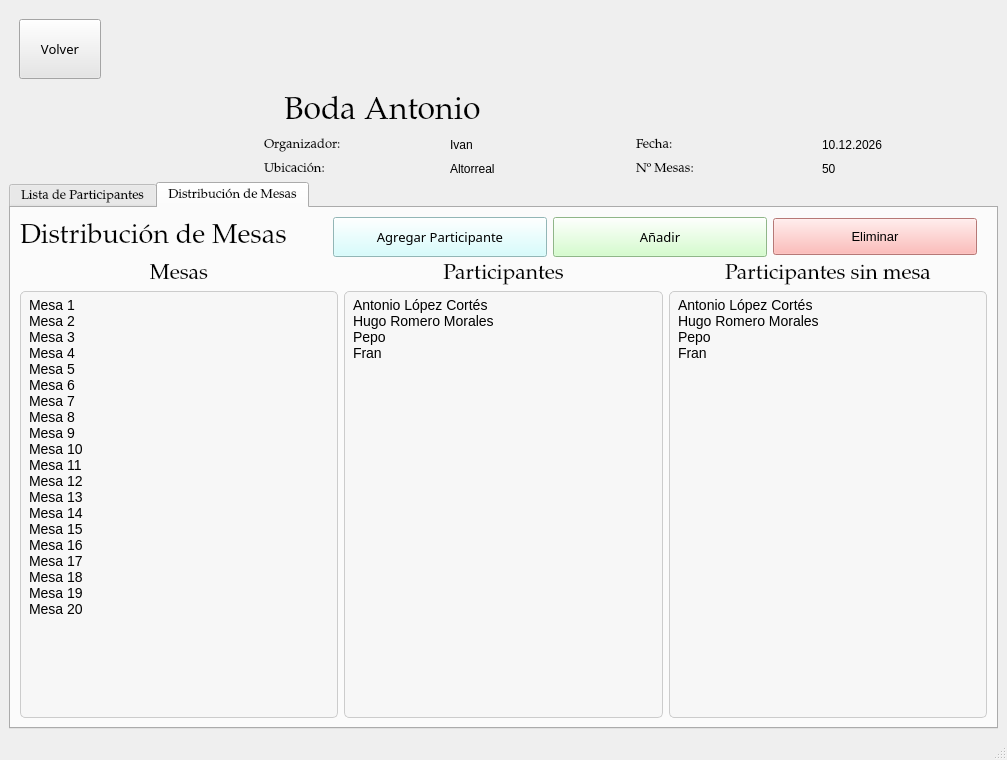
The window that src/ui/GestionDeEventos.ui (IvanJesusCorbalanPascual/Gestor-de-Eventos) describes before a commit, drawn with Qt 5.
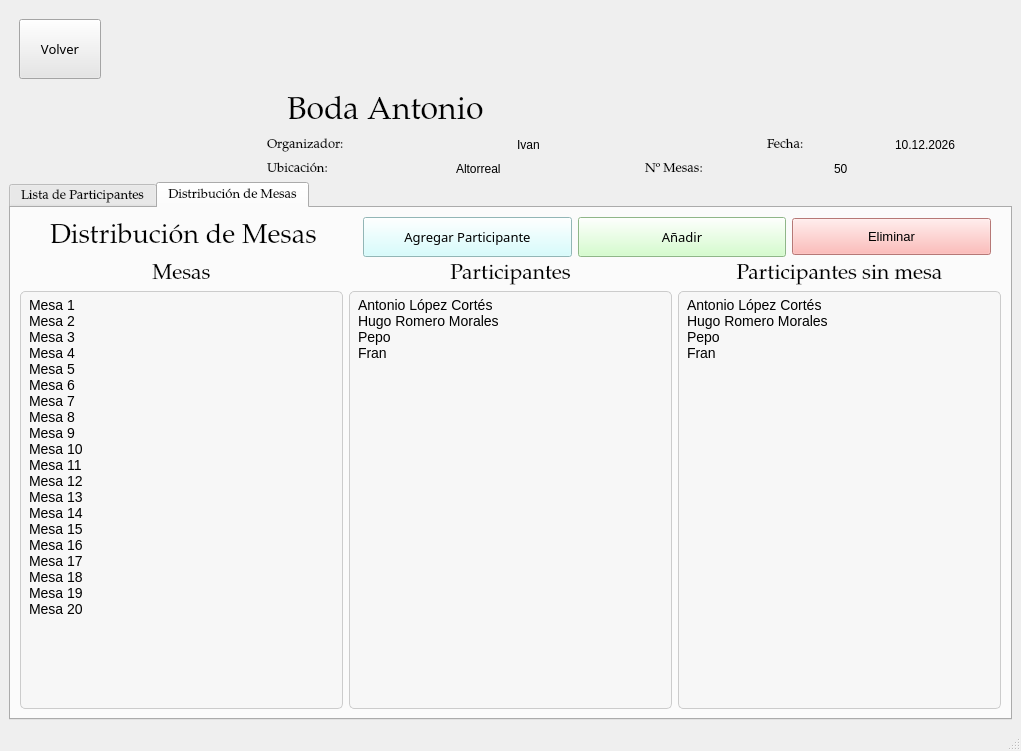
The same window after the commit. The open tabs and pages were chosen to show the change. Icons and pictures are not drawn.

What changed in the file:
```diff
--- a/src/ui/GestionDeEventos.ui
+++ b/src/ui/GestionDeEventos.ui
@@ -6,8 +6,8 @@
    <rect>
     <x>0</x>
     <y>0</y>
-    <width>1007</width>
-    <height>760</height>
+    <width>1021</width>
+    <height>751</height>
    </rect>
   </property>
   <property name="windowTitle">
@@ -164,7 +164,7 @@
            </layout>
           </item>
           <item>
-           <layout class="QHBoxLayout" name="horizontalLayout_4" stretch="0,0">
+           <layout class="QHBoxLayout" name="horizontalLayout_4" stretch="2,1">
             <item>
              <layout class="QHBoxLayout" name="horizontalLayout_9" stretch="0,0">
               <item>
@@ -503,6 +503,9 @@
        <layout class="QVBoxLayout" name="verticalLayout_11">
         <item>
          <layout class="QHBoxLayout" name="LayoutDistribucionDeMesas">
+          <property name="leftMargin">
+           <number>30</number>
+          </property>
           <item>
            <widget class="QLabel" name="DistribucionDeMesas">
             <property name="font">
```
Left out of the diff: 5 changed lines with no effect on the pictures.
